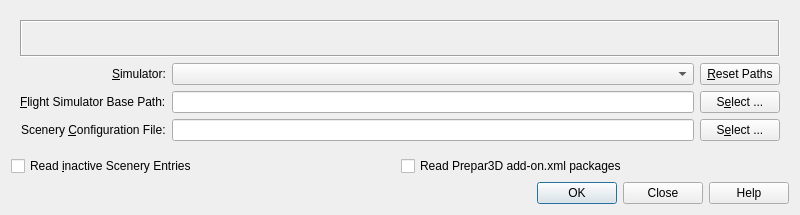
albar965/littlenavmap, file src/db/databasedialog.ui: the form before one commit.
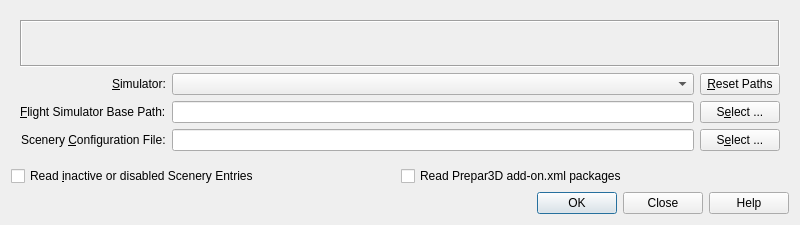
The form after the commit.

Commit message: Check box for reading inactive scenery is now enabled to select reading of X-Plane scenery_packs.ini or full directory structure in scenery loading dialog. #151

Patch:
```diff
--- a/src/db/databasedialog.ui
+++ b/src/db/databasedialog.ui
@@ -7,7 +7,7 @@
     <x>0</x>
     <y>0</y>
     <width>800</width>
-    <height>215</height>
+    <height>225</height>
    </rect>
   </property>
   <property name="windowTitle">
@@ -169,7 +169,7 @@
         <string>Will read also the inactive scenery entries when checked.  Useful if you use tools to disable and enable certain scenery for each flight.</string>
        </property>
        <property name="text">
-        <string>Read &amp;inactive Scenery Entries</string>
+        <string>Read &amp;inactive or disabled Scenery Entries</string>
        </property>
       </widget>
      </item>
```
Left out of the diff: 2 changed lines with no effect on the pictures. The commit also changes 1 other file.
